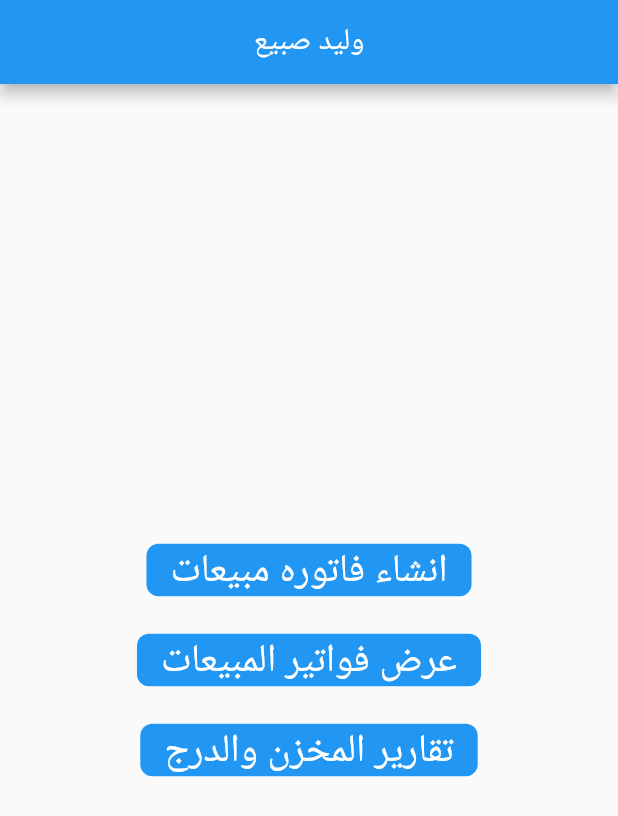
After one commit to kosbaship/sales, a Flutter app: the screen it shows after launch, on a phone screen of 412 x 824 dp. The commit adds this screen. Shown: the top 816 px of the screen. Run offline on Flutter 3.47's test engine with Material 2 defaults, Android fonts, the phone set to English and light mode, and no system bars.

Commit message:
انشاء اكتر من شاشه للبرنامج

```diff
--- a/lib/main.dart
+++ b/lib/main.dart
@@ -1,5 +1,8 @@
 import 'package:flutter/material.dart';
-import 'components/costum_btn.dart';
+import 'package:sales/screens/sales_creation_screen.dart';
+import 'package:sales/screens/sales_preview_screen.dart';
+import 'package:sales/screens/storage_money_screen.dart';
+import 'package:sales/screens/welcom_screen.dart';
 void main() {
   runApp(MyApp());
 }
@@ -15,24 +18,13 @@ class MyApp extends StatelessWidget {
         primarySwatch: Colors.blue,
         visualDensity: VisualDensity.adaptivePlatformDensity,
       ),
-      home: Scaffold(
-        appBar: AppBar(
-          centerTitle: true,
-          title: Text('وليد صبيع'),
-        ),
-        body: Center(
-          child: Column(
-            mainAxisAlignment: MainAxisAlignment.center,
-            children: <Widget>[
-              MainBTN(btnName: 'انشاء فاتوره مبيعات',),
-              SizedBox(height: 12.0,),
-              MainBTN(btnName: 'عرض فواتير المبيعات',),
-              SizedBox(height: 12.0,),
-              MainBTN(btnName: 'تقارير المخزن والدرج',),
-            ],
-          ),
-        ),
-      ),
+      initialRoute: WelcomeScreen.id,
+      routes: {
+        WelcomeScreen.id: (context) => WelcomeScreen(),
+        SalesCreationScreen.id: (context) => SalesCreationScreen(),
+        SalesPreviewScreen.id: (context) => SalesPreviewScreen(),
+        StorageMoneyScreen.id: (context) => StorageMoneyScreen(),
+      },
     );
   }
 }
--- /dev/null
+++ b/lib/screens/welcom_screen.dart
@@ -0,0 +1,43 @@
+import 'package:flutter/material.dart';
+import 'package:sales/components/costum_btn.dart';
+import 'package:sales/screens/sales_creation_screen.dart';
+import 'package:sales/screens/sales_preview_screen.dart';
+import 'package:sales/screens/storage_money_screen.dart';
+class WelcomeScreen extends StatefulWidget {
+  static const String id = 'welcomeScreen';
+
+
+  @override
+  _WelcomeScreenState createState() => _WelcomeScreenState();
+}
+
+class _WelcomeScreenState extends State<WelcomeScreen> {
+  @override
+  Widget build(BuildContext context) {
+    return Scaffold(
+      appBar: AppBar(
+        centerTitle: true,
+        title: Text('وليد صبيع'),
+      ),
+      body: Center(
+        child: Column(
+          mainAxisAlignment: MainAxisAlignment.center,
+          children: <Widget>[
+            MainBTN(btnName: 'انشاء فاتوره مبيعات',
+            onClick: (){
+              Navigator.pushNamed(context, SalesCreationScreen.id);
+            },),
+            SizedBox(height: 12.0,),
+            MainBTN(btnName: 'عرض فواتير المبيعات',onClick: (){
+              Navigator.pushNamed(context, SalesPreviewScreen.id);
+            },),
+            SizedBox(height: 12.0,),
+            MainBTN(btnName: 'تقارير المخزن والدرج',onClick: (){
+              Navigator.pushNamed(context, StorageMoneyScreen.id);
+            },),
+          ],
+        ),
+      ),
+    );
+  }
+}
```
Also changed, not shown: lib/screens/sales_creation_screen.dart (added, +21 -0 lines), lib/screens/sales_preview_screen.dart (added, +20 -0 lines), lib/screens/storage_money_screen.dart (added, +20 -0 lines).
